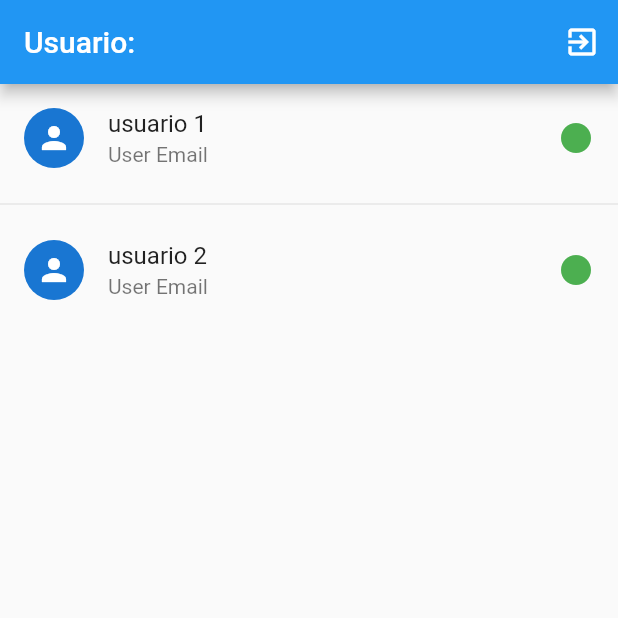
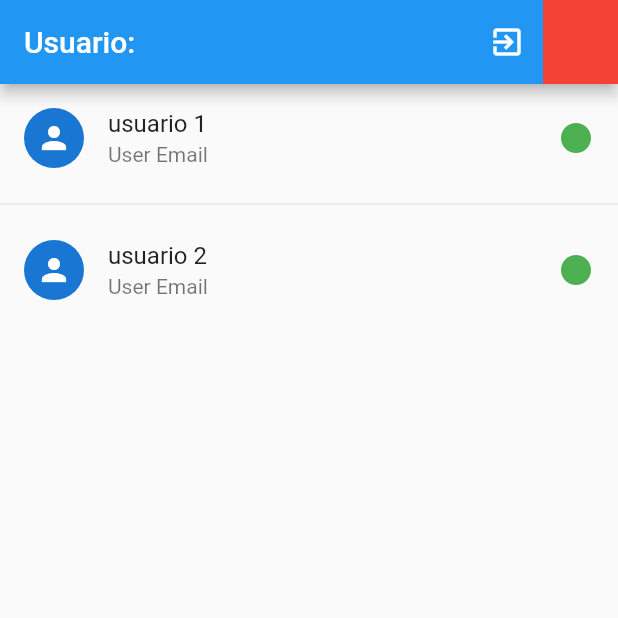
Before and after one commit to llsonyll/chat_app, a Flutter app: the Home screen opened directly, on a phone screen of 412 x 824 dp, the top half of it. Run offline on Flutter 3.47's test engine with Material 2 defaults, Android fonts, the phone set to English and light mode, and no system bars; drawn by our look-alikes of pull_to_refresh; our stand-ins replace flutter_bloc, flutter_secure_storage, socket_io_client; accounts and stored records are empty.

```diff
--- a/lib/UI/home/home.dart
+++ b/lib/UI/home/home.dart
@@ -6,8 +6,9 @@ import 'package:pull_to_refresh/pull_to_refresh.dart';
 import '../../domain/models/usuario.dart';
 import '../../navigator_utils.dart';
 import '../chat_view/chat_page.dart';
-import '../login/auth_cubit.dart';
+import '../auth_cubit.dart';
 import '../login/login.dart';
+import '../socket_io_cubit.dart';
 import 'home_cubit.dart';
 
 class Home extends StatelessWidget {
@@ -16,6 +17,7 @@ class Home extends StatelessWidget {
   @override
   Widget build(BuildContext context) {
     final UsuarioDb user = context.read<AuthCubit>().user;
+    final socket = context.read<SocketService>();
     return BlocProvider(
       create: (context) => UsuariosListCubit()..init(),
       child: BlocBuilder<UsuariosListCubit, List<String>>(
@@ -29,7 +31,22 @@ class Home extends StatelessWidget {
                   onPressed: () {
                     // LogOut
                     context.read<AuthCubit>().logout();
+                    socket.disconnect();
                     pushReplacementToPage(context, Login());
+                  },
+                ),
+                BlocBuilder<SocketService, ServerStatus>(
+                  builder: (context, snasphot) {
+                    final ServerStatus state = snasphot;
+                    return Container(
+                      width: 50,
+                      height: 50,
+                      decoration: BoxDecoration(
+                        color: state == ServerStatus.Online
+                            ? Colors.green
+                            : Colors.red,
+                      ),
+                    );
                   },
                 ),
               ],
--- a/lib/UI/login/login.dart
+++ b/lib/UI/login/login.dart
@@ -1,13 +1,14 @@
 // import 'package:chat_app/UI/home/home.dart';
 import 'package:chat_app/UI/home/home.dart';
 import 'package:chat_app/UI/register/register.dart';
+import 'package:chat_app/UI/socket_io_cubit.dart';
 import 'package:chat_app/UI/widgets/custom_text_field.dart';
 import 'package:chat_app/UI/widgets/mostrarAlerta.dart';
 import 'package:chat_app/navigator_utils.dart';
 import 'package:flutter/material.dart';
 import 'package:flutter_bloc/flutter_bloc.dart';
 
-import 'auth_cubit.dart';
+import '../auth_cubit.dart';
 
 class Login extends StatelessWidget {
   const Login({Key key}) : super(key: key);
@@ -15,9 +16,11 @@ class Login extends StatelessWidget {
   @override
   Widget build(BuildContext context) {
     final size = MediaQuery.of(context).size;
+    final socket = context.read<SocketService>();
     return BlocConsumer<AuthCubit, AuthState>(
       listener: (context, snapshot) {
         if (snapshot == AuthState.Success) {
+          socket.connect();
           pushReplacementToPage(context, Home());
         } else if (snapshot == AuthState.Error) {
           mostrarAlerta(context, 'Usuario Invalido', SizedBox());
@@ -89,6 +92,7 @@ class Login extends StatelessWidget {
                               onPressed: () {
                                 // pushReplacementToPage(context, Home());
                                 FocusScope.of(context).unfocus();
+
                                 context.read<AuthCubit>().login();
                               },
                               child: Text(
--- a/lib/UI/splash/splash.dart
+++ b/lib/UI/splash/splash.dart
@@ -5,6 +5,7 @@ import 'package:chat_app/navigator_utils.dart';
 import 'package:flutter/material.dart';
 import 'package:flutter_bloc/flutter_bloc.dart';
 
+import '../socket_io_cubit.dart';
 import 'splash_cubit.dart';
 
 class Splash extends StatelessWidget {
@@ -12,6 +13,7 @@ class Splash extends StatelessWidget {
 
   @override
   Widget build(BuildContext context) {
+    final socket = context.read<SocketService>();
     return BlocProvider(
       create: (context) => SplashCubit()..init(context),
       child: BlocListener<SplashCubit, LogState>(
@@ -19,6 +21,7 @@ class Splash extends StatelessWidget {
           if (snapshot == LogState.InvalidToken) {
             pushReplacementToPage(context, Login());
           } else if (snapshot == LogState.ValidToken) {
+            socket.connect();
             pushReplacementToPage(context, Home());
           }
         },
--- a/lib/UI/splash/splash_cubit.dart
+++ b/lib/UI/splash/splash_cubit.dart
@@ -1,4 +1,4 @@
-import 'package:chat_app/UI/login/auth_cubit.dart';
+import 'package:chat_app/UI/auth_cubit.dart';
 import 'package:flutter/cupertino.dart';
 import 'package:flutter_bloc/flutter_bloc.dart';
 
--- a/lib/main.dart
+++ b/lib/main.dart
@@ -1,8 +1,9 @@
 import 'package:flutter/material.dart';
 import 'package:flutter_bloc/flutter_bloc.dart';
 
-import 'UI/login/auth_cubit.dart';
+import 'UI/auth_cubit.dart';
 // import 'UI/home/home.dart';
+import 'UI/socket_io_cubit.dart';
 import 'UI/splash/splash.dart';
 
 void main() {
@@ -17,6 +18,7 @@ class Main extends StatelessWidget {
     return MultiBlocProvider(
       providers: [
         BlocProvider(create: (context) => AuthCubit()),
+        BlocProvider(create: (context) => SocketService())
       ],
       child: MaterialApp(
         debugShowCheckedModeBanner: false,
```
Also changed, not shown: lib/UI/auth_cubit.dart (renamed from lib/UI/login/auth_cubit.dart, +12 -12 lines), lib/UI/socket_io_cubit.dart (added, +83 -0 lines), pubspec.yaml (+5 -7 lines), pubspec.lock.
